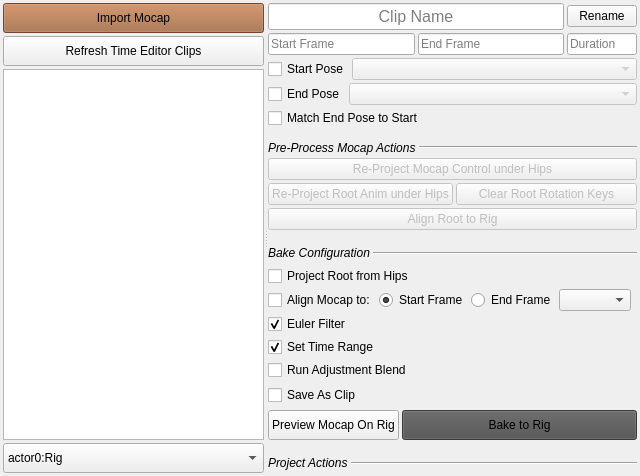
First picture: the form in mocap_clipper/ui/mocap_clipper_widget.ui, repository rBrenick/mocap-clipper, before the edit.
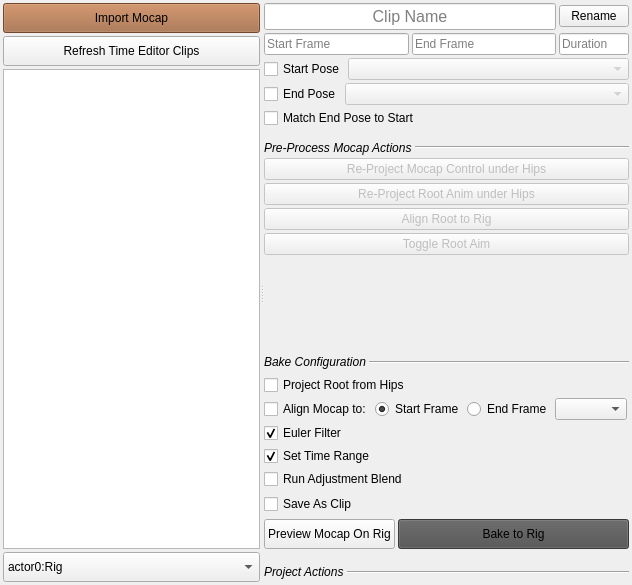
Second picture: the form after the edit. Custom widgets are drawn as their Qt base class.

Commit message: updated root alignment setup

Patch:
```diff
--- a/mocap_clipper/ui/mocap_clipper_widget.ui
+++ b/mocap_clipper/ui/mocap_clipper_widget.ui
@@ -6,8 +6,8 @@
    <rect>
     <x>0</x>
     <y>0</y>
-    <width>640</width>
-    <height>475</height>
+    <width>632</width>
+    <height>585</height>
    </rect>
   </property>
   <property name="windowTitle">
@@ -349,8 +349,6 @@
           </widget>
          </item>
          <item>
-          <layout class="QHBoxLayout" name="horizontalLayout_10">
-           <item>
             <widget class="QPushButton" name="reproject_root_anim_BTN">
              <property name="enabled">
               <bool>false</bool>
@@ -361,18 +359,6 @@
             </widget>
            </item>
            <item>
-            <widget class="QPushButton" name="clear_root_rotation_keys_BTN">
-             <property name="enabled">
-              <bool>false</bool>
-             </property>
-             <property name="text">
-              <string>Clear Root Rotation Keys</string>
-             </property>
-            </widget>
-           </item>
-          </layout>
-         </item>
-         <item>
           <widget class="QPushButton" name="align_root_to_rig_BTN">
            <property name="enabled">
             <bool>false</bool>
@@ -382,6 +368,19 @@
            </property>
           </widget>
          </item>
+         <item>
+          <widget class="QPushButton" name="toggle_root_aim_BTN">
+           <property name="enabled">
+            <bool>false</bool>
+           </property>
+           <property name="text">
+            <string>Toggle Root Aim</string>
+           </property>
+           <property name="checkable">
+            <bool>true</bool>
+           </property>
+          </widget>
+         </item>
          <item>
           <spacer name="verticalSpacer">
            <property name="orientation">
```
Lines whose indentation alone changed are shown as unchanged. The commit also changes 3 other files.
